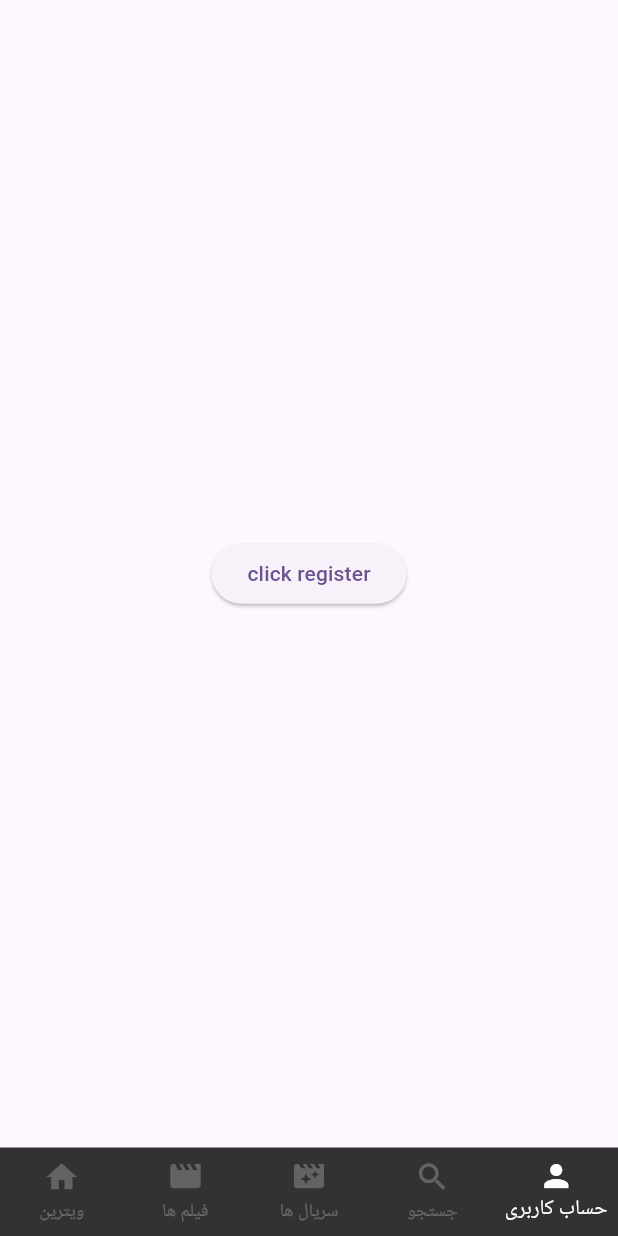
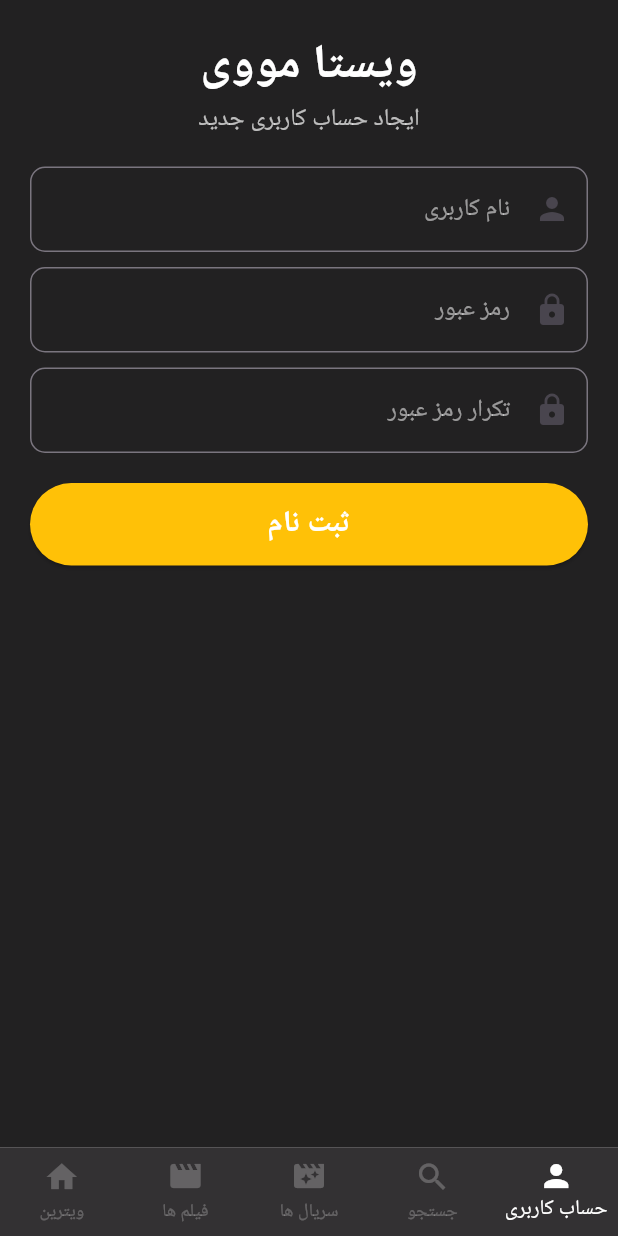
Before and after one commit to immrit/vista_movie, a Flutter app: the screen it shows after launch, item 5 of the bottom bar chosen, on a phone screen of 412 x 824 dp. Run offline on Flutter 3.47's test engine with Material 3 defaults, Android fonts, the phone set to English and light mode, and no system bars; our stand-ins replace chewie, dio, get_it, pocketbase, shimmer and 2 more; missing offline and left inert: dart:ffi, external_video_player_launcher, subtitle_wrapper_package; network calls fail.

Commit message:
signuppage

```diff
--- /dev/null
+++ b/lib/view/Screens/signup.dart
@@ -0,0 +1,120 @@
+import 'package:flutter/material.dart';
+
+class SignUpPage extends StatefulWidget {
+  const SignUpPage({Key? key}) : super(key: key);
+
+  @override
+  State<SignUpPage> createState() => _SignUpPageState();
+}
+
+class _SignUpPageState extends State<SignUpPage> {
+  final _usernameController = TextEditingController();
+  final _passwordController = TextEditingController();
+  final _confirmPasswordController = TextEditingController();
+
+  bool _isSubmitting = false;
+
+  void _signUp() {
+    // TODO: Implement sign up logic
+  }
+
+  @override
+  Widget build(BuildContext context) {
+    return Scaffold(
+      backgroundColor: Colors.black87,
+      body: Directionality(
+        textDirection: TextDirection.rtl, // اعمال جهت‌گیری RTL به کل صفحه
+        child: SafeArea(
+          child: SingleChildScrollView(
+            padding: const EdgeInsets.all(20),
+            child: Column(
+              crossAxisAlignment: CrossAxisAlignment.center,
+              children: [
+                Text(
+                  "ویستا مووی",
+                  style: TextStyle(
+                    fontSize: 32,
+                    fontWeight: FontWeight.bold,
+                    color: Colors.white,
+                  ),
+                ),
+                Text(
+                  "ایجاد حساب کاربری جدید",
+                  style: TextStyle(
+                    fontSize: 16,
+                    color: Colors.white70,
+                  ),
+                ),
+                const SizedBox(height: 20),
+                TextField(
+                  style: TextStyle(color: Colors.white70),
+                  controller: _usernameController,
+                  decoration: InputDecoration(
+                    hintText: "نام کاربری",
+                    hintStyle: TextStyle(
+                      color: Colors.white54,
+                    ),
+                    prefixIcon: Icon(Icons.person),
+                    border: OutlineInputBorder(
+                      borderRadius: BorderRadius.circular(10),
+                    ),
+                  ),
+                ),
+                const SizedBox(height: 10),
+                TextField(
+                  style: TextStyle(color: Colors.white70),
+                  controller: _passwordController,
+                  obscureText: true,
+                  decoration: InputDecoration(
+                    hintText: "رمز عبور",
+                    prefixIcon: Icon(Icons.lock),
+                    hintStyle: TextStyle(
+                      color: Colors.white54,
+                    ),
+                    border: OutlineInputBorder(
+                      borderRadius: BorderRadius.circular(10),
+                    ),
+                  ),
+                ),
+                const SizedBox(height: 10),
+                TextField(
+                  style: TextStyle(color: Colors.white70),
+                  controller: _confirmPasswordController,
+                  obscureText: true,
+                  decoration: InputDecoration(
+                    hintText: "تکرار رمز عبور",
+                    hintStyle: TextStyle(
+                      color: Colors.white54,
+                    ),
+                    prefixIcon: Icon(Icons.lock),
+                    border: OutlineInputBorder(
+                      borderRadius: BorderRadius.circular(10),
+                    ),
+                  ),
+                ),
+                const SizedBox(height: 20),
+                Container(
+                  width: double.infinity,
+                  height: 55,
+                  child: ElevatedButton(
+                    onPressed: _isSubmitting ? null : _signUp,
+                    child: Text(
+                      "ثبت نام",
+                      style: TextStyle(
+                          fontSize: 20,
+                          fontWeight: FontWeight.bold,
+                          color: Colors.white),
+                    ),
+                    style: ElevatedButton.styleFrom(
+                      backgroundColor: Colors.amber,
+                    ),
+                  ),
+                ),
+              ],
+            ),
+          ),
+        ),
+      ),
+    );
+  }
+}
--- a/lib/view/widgets/BottomNavigation.dart
+++ b/lib/view/widgets/BottomNavigation.dart
@@ -3,8 +3,8 @@ import 'package:vista_movie/view/Screens/HomePage.dart';
 import 'package:vista_movie/view/Screens/MoviesView.dart';
 import 'package:vista_movie/view/Screens/SerchView.dart';
 import 'package:vista_movie/view/Screens/SerialsView.dart';
-import 'package:vista_movie/view/Screens/profileView.dart';
 import 'package:vista_movie/view/Screens/register_and_login.dart';
+import 'package:vista_movie/view/Screens/signup.dart';
 
 /// Flutter code sample for [BottomNavigationBar].
 
@@ -36,7 +36,7 @@ class _HomeBottomNavigationState extends State<HomeBottomNavigation> {
     MoviesView(),
     SerialView(),
     SearchView(),
-    RegisterScreen()
+    SignUpPage()
   ];
 
   void _onItemTapped(int index) {
```
